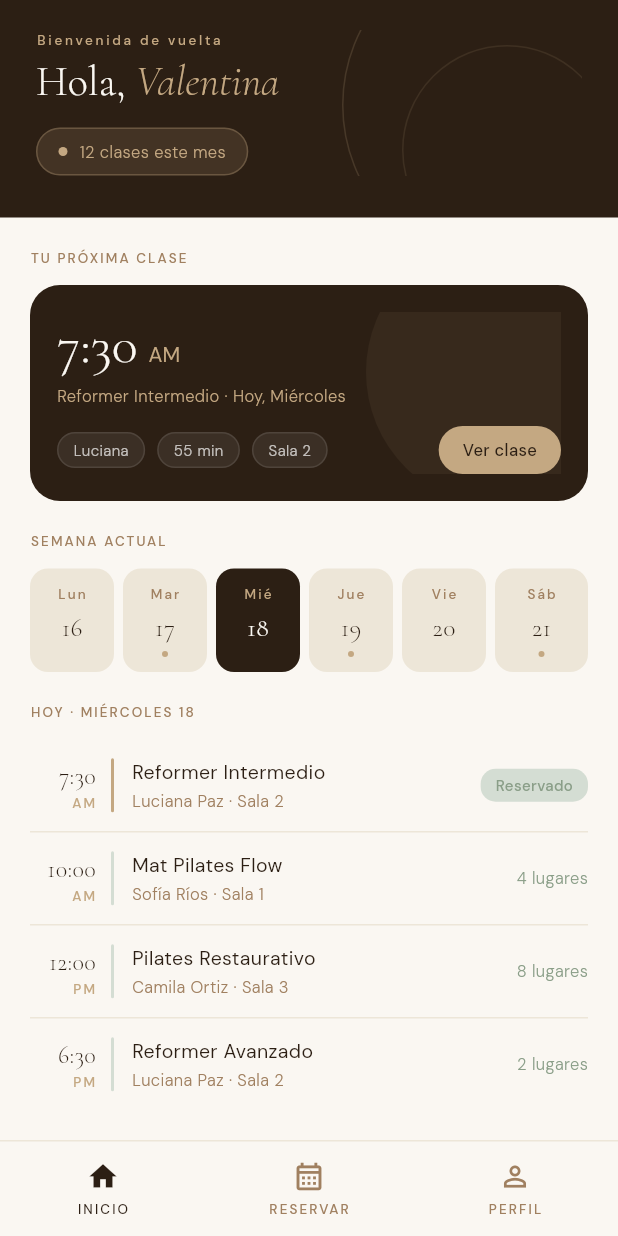
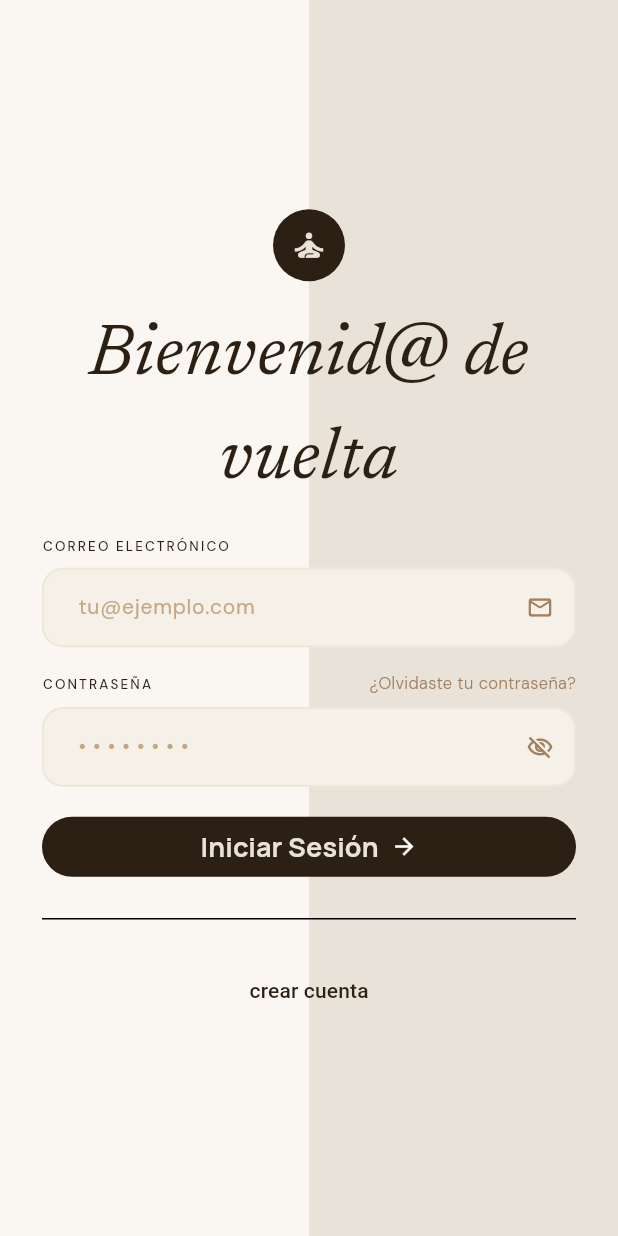
Before and after one commit to matifere/Kali-Studio-Client, a Flutter app: the screen it shows after launch, on a phone screen of 412 x 824 dp. Run offline on Flutter 3.47's test engine with Material 3 defaults, Android fonts, the phone set to English and light mode, and no system bars; our stand-ins replace google_fonts.

Commit message:
estetica de logeo

```diff
--- /dev/null
+++ b/lib/auth/log_in.dart
@@ -0,0 +1,133 @@
+import 'package:flutter/material.dart';
+import 'package:kali_studio/screens/main_shell.dart';
+import 'package:kali_studio/theme/kali_text_field.dart';
+import 'package:kali_studio/theme/kali_theme.dart';
+
+class LogIn extends StatefulWidget {
+  const LogIn({super.key});
+
+  @override
+  State<LogIn> createState() => _LogInState();
+}
+
+class _LogInState extends State<LogIn> {
+  final _emailController = TextEditingController();
+
+  final _passController = TextEditingController();
+
+  bool _showPassword = false;
+
+  @override
+  Widget build(BuildContext context) {
+    return Scaffold(
+      body: Stack(
+        children: [
+          Align(
+            alignment: Alignment.centerRight,
+            child: Container(
+              color: KaliColors.background,
+              width: MediaQuery.of(context).size.width * .5,
+            ),
+          ),
+          SafeArea(
+            child: Center(
+              child: Padding(
+                padding: const EdgeInsets.symmetric(horizontal: 28.0),
+                child: Column(
+                  spacing: 16,
+                  children: [
+                    const Spacer(),
+                    const UpperLogo(),
+                    Text(
+                      "Bienvenid@ de vuelta",
+                      textAlign: TextAlign.center,
+                      style: KaliText.loginDisplay(KaliColors.espresso),
+                    ),
+                    KaliTextField(
+                      label: 'CORREO ELECTRÓNICO',
+                      hint: 'tu@ejemplo.com',
+                      suffixIcon: Icons.mail_outline_rounded,
+                      controller: _emailController,
+                    ),
+                    KaliTextField(
+                      label: 'CONTRASEÑA',
+                      hint: '• • • • • • • •',
+                      suffixIcon: _showPassword
+                          ? Icons.visibility_outlined
+                          : Icons.visibility_off_outlined,
+                      obscureText: !_showPassword,
+                      controller: _passController,
+                      actionLabel: '¿Olvidaste tu contraseña?',
+                      onActionTap: () {
+                        // navegar a recuperación
+                      },
+                      onSuffixTap: () {
+                        setState(() => _showPassword = !_showPassword);
+                      },
+                    ),
+                    FilledButton(
+                      onPressed: () {
+                        // TODO IMPLEMENTAR
+                        Navigator.of(context).push(MaterialPageRoute(
+                            builder: (context) => const MainShell()));
+                      },
+                      child: SizedBox(
+                          width: double.infinity,
+                          child: Center(
+                              child: Row(
+                            spacing: 8,
+                            mainAxisAlignment: MainAxisAlignment.center,
+                            children: [
+                              Text(
+                                'Iniciar Sesión',
+                                style:
+                                    KaliText.buttonText(KaliColors.background),
+                              ),
+                              const Icon(Icons.arrow_forward)
+                            ],
+                          ))),
+                    ),
+                    const Divider(),
+                    TextButton(
+                      child: const Text("crear cuenta"),
+                      onPressed: () {},
+                    ),
+                    const Spacer(),
+                  ],
+                ),
+              ),
+            ),
+          ),
+        ],
+      ),
+    );
+  }
+}
+
+class UpperLogo extends StatelessWidget {
+  const UpperLogo({
+    super.key,
+  });
+
+  @override
+  Widget build(BuildContext context) {
+    return Stack(
+      alignment: Alignment.center,
+      children: [
+        Container(
+          width: 48,
+          height: 48,
+          decoration: const BoxDecoration(
+            shape: BoxShape.circle,
+            color: KaliColors.espresso,
+          ),
+        ),
+        const Icon(
+          Icons.self_improvement,
+          color: KaliColors.background,
+          size: 25,
+        )
+      ],
+    );
+  }
+}
--- a/lib/main.dart
+++ b/lib/main.dart
@@ -1,7 +1,7 @@
 import 'package:flutter/material.dart';
 import 'package:flutter/services.dart';
+import 'package:kali_studio/auth/log_in.dart';
 import 'theme/kali_theme.dart';
-import 'screens/main_shell.dart';
 
 void main() {
   WidgetsFlutterBinding.ensureInitialized();
@@ -21,7 +21,7 @@ class KaliApp extends StatelessWidget {
       title: 'Kali Studio',
       theme: KaliTheme.theme,
       debugShowCheckedModeBanner: false,
-      home: const MainShell(),
+      home: const LogIn(),
     );
   }
 }
--- a/lib/models/models.dart
+++ b/lib/models/models.dart
@@ -3,8 +3,8 @@ class PilatesClass {
   final String id;
   final String name;
   final String instructor;
-  final String time;       // e.g. "07:30"
-  final String period;     // "AM" / "PM"
+  final String time; // e.g. "07:30"
+  final String period; // "AM" / "PM"
   final String room;
   final String level;
   final int durationMin;
@@ -55,11 +55,15 @@ class KaliData {
   static const List<PilatesClass> todayClasses = [
     PilatesClass(
       id: '1',
-      name: 'Reformer Intermedio',
+      name: 'hole peep',
       instructor: 'Luciana Paz',
-      time: '7:30', period: 'AM',
-      room: 'Sala 2', level: 'Intermedio',
-      durationMin: 55, totalSpots: 8, takenSpots: 8,
+      time: '7:30',
+      period: 'AM',
+      room: 'Sala 2',
+      level: 'Intermedio',
+      durationMin: 55,
+      totalSpots: 8,
+      takenSpots: 8,
       equipment: 'Reformer',
       description: 'Clase de reformer para alumnas con base sólida. Trabajamos '
           'coordinación, control y fluidez de movimiento con secuencias dinámicas.',
@@ -69,33 +73,48 @@ class KaliData {
       id: '2',
       name: 'Mat Pilates Flow',
       instructor: 'Sofía Ríos',
-      time: '10:00', period: 'AM',
-      room: 'Sala 1', level: 'Todos los niveles',
-      durationMin: 50, totalSpots: 10, takenSpots: 6,
+      time: '10:00',
+      period: 'AM',
+      room: 'Sala 1',
+      level: 'Todos los niveles',
+      durationMin: 50,
+      totalSpots: 10,
+      takenSpots: 6,
       equipment: 'Mat',
-      description: 'Clase fluida en mat que combina principios clásicos del pilates '
+      description:
+          'Clase fluida en mat que combina principios clásicos del pilates '
           'con elementos de movilidad. Ideal para todos los niveles.',
     ),
     PilatesClass(
       id: '3',
       name: 'Pilates Restaurativo',
       instructor: 'Camila Ortiz',
-      time: '12:00', period: 'PM',
-      room: 'Sala 3', level: 'Principiante',
-      durationMin: 60, totalSpots: 8, takenSpots: 0,
+      time: '12:00',
+      period: 'PM',
+      room: 'Sala 3',
+      level: 'Principiante',
+      durationMin: 60,
+      totalSpots: 8,
+      takenSpots: 0,
       equipment: 'Mat + accesorios',
-      description: 'Sesión de pilates suave enfocada en recuperación, respiración '
+      description:
+          'Sesión de pilates suave enfocada en recuperación, respiración '
           'y reconexión corporal. Perfecta para comenzar o como descanso activo.',
     ),
     PilatesClass(
       id: '4',
       name: 'Reformer Avanzado',
       instructor: 'Luciana Paz',
-      time: '6:30', period: 'PM',
-      room: 'Sala 2', level: 'Avanzado',
-      durationMin: 55, totalSpots: 8, takenSpots: 6,
+      time: '6:30',
+      period: 'PM',
+      room: 'Sala 2',
+      level: 'Avanzado',
+      durationMin: 55,
+      totalSpots: 8,
+      takenSpots: 6,
       equipment: 'Reformer',
-      description: 'Clase de alta intensidad diseñada para alumnas con sólida base. '
+      description:
+          'Clase de alta intensidad diseñada para alumnas con sólida base. '
           'Trabajaremos fuerza, control y precisión con variaciones avanzadas.',
     ),
   ];
@@ -105,7 +124,8 @@ class KaliData {
     initials: 'LP',
     certification: 'STOTT Pilates certificada',
     yearsExp: 8,
-    bio: 'Especialista en reformer y Pilates clínico. Formada en Buenos Aires y '
+    bio:
+        'Especialista en reformer y Pilates clínico. Formada en Buenos Aires y '
         'certificada internacionalmente por STOTT. Su enfoque combina técnica '
         'precisa con una mirada holística del movimiento.',
   );
--- a/lib/screens/profile_screen.dart
+++ b/lib/screens/profile_screen.dart
@@ -136,11 +136,11 @@ class ProfileScreen extends StatelessWidget {
               ],
             ),
           ),
-          Icon(Icons.arrow_forward_ios, size: 12, color: KaliColors.clay),
+          const Icon(Icons.arrow_forward_ios, size: 12, color: KaliColors.clay),
         ],
       ),
     );
   }
 
-  Widget _divider() => Divider(color: KaliColors.sand2, height: 1);
+  Widget _divider() => const Divider(color: KaliColors.sand2, height: 1);
 }
--- /dev/null
+++ b/lib/theme/kali_text_field.dart
@@ -0,0 +1,95 @@
+import 'package:flutter/material.dart';
+import 'package:kali_studio/theme/kali_theme.dart';
+
+class KaliTextField extends StatelessWidget {
+  final String label;
+  final String hint;
+  final IconData suffixIcon;
+  final bool obscureText;
+  final TextEditingController? controller;
+  final VoidCallback? onSuffixTap;
+  final String? actionLabel;
+  final VoidCallback? onActionTap;
+
+  const KaliTextField({
+    super.key,
+    required this.label,
+    required this.hint,
+    required this.suffixIcon,
+    this.obscureText = false,
+    this.controller,
+    this.onSuffixTap,
+    this.actionLabel,
+    this.onActionTap,
+  });
+
+  @override
+  Widget build(BuildContext context) {
+    return Column(
+      crossAxisAlignment: CrossAxisAlignment.start,
+      children: [
+        // ── Fila de etiqueta + acción opcional ──
+        Row(
+          mainAxisAlignment: MainAxisAlignment.spaceBetween,
+          children: [
+            Text(
+              label,
+              style: KaliText.label(KaliColors.espresso),
+            ),
+            if (actionLabel != null)
+              GestureDetector(
+                onTap: onActionTap,
+                child: Text(
+                  actionLabel!,
+                  style: KaliText.caption(KaliColors.clayDark),
+                ),
+              ),
+          ],
+        ),
+
+        const SizedBox(height: 8),
+
+        // ── Campo de texto ──
+        TextField(
+          controller: controller,
+          obscureText: obscureText,
+          style: KaliText.body(KaliColors.espresso, size: 14),
+          cursorColor: KaliColors.clay,
+          decoration: InputDecoration(
+            hintText: hint,
+            hintStyle: KaliText.body(KaliColors.clay, size: 14),
+
+            // Fondo del campo
+            filled: true,
+            fillColor: KaliColors.sand,
+
+            // Icono derecho
+            suffixIcon: GestureDetector(
+              onTap: onSuffixTap,
+              child: Icon(
+                suffixIcon,
+                color: KaliColors.clayDark,
+                size: 18,
+              ),
+            ),
+
+            // Bordes
+            border: _border(KaliColors.sand2),
+            enabledBorder: _border(KaliColors.sand2),
+            focusedBorder: _border(KaliColors.clay),
+
+            contentPadding: const EdgeInsets.symmetric(
+              horizontal: 20,
+              vertical: 16,
+            ),
+          ),
+        ),
+      ],
+    );
+  }
+
+  OutlineInputBorder _border(Color color) => OutlineInputBorder(
+        borderRadius: BorderRadius.circular(14),
+        borderSide: BorderSide(color: color, width: 1.2),
+      );
+}
--- a/lib/theme/kali_theme.dart
+++ b/lib/theme/kali_theme.dart
@@ -3,46 +3,62 @@ import 'package:google_fonts/google_fonts.dart';
 
 // ─── Paleta de colores ────────────────────────────────────────────────────────
 class KaliColors {
-  static const Color espresso   = Color(0xFF2C1F14);
-  static const Color espressoL  = Color(0xFF3D2B1A);
-  static const Color clay       = Color(0xFFC4A882);
-  static const Color clayDark   = Color(0xFFA08060);
-  static const Color sand       = Color(0xFFF5F0E8);
-  static const Color sand2      = Color(0xFFEDE6D8);
-  static const Color sage       = Color(0xFF8A9E88);
-  static const Color sageLight  = Color(0xFFD4DDD3);
-  static const Color warmWhite  = Color(0xFFFAF7F2);
+  static const Color espresso = Color(0xFF2C1F14);
+  static const Color espressoL = Color(0xFF3D2B1A);
+  static const Color clay = Color(0xFFC4A882);
+  static const Color clayDark = Color(0xFFA08060);
+  static const Color sand = Color(0xFFF5F0E8);
+  static const Color sand2 = Color(0xFFEDE6D8);
+  static const Color sage = Color(0xFF8A9E88);
+  static const Color sageLight = Color(0xFFD4DDD3);
+  static const Color warmWhite = Color(0xFFFAF7F2);
   static const Color background = Color(0xFFE8E2D8);
 }
 
 // ─── TextStyles ───────────────────────────────────────────────────────────────
 class KaliText {
   static TextStyle display(Color color) => GoogleFonts.cormorantGaramond(
-    fontSize: 36, fontWeight: FontWeight.w300,
-    color: color, fontStyle: FontStyle.italic,
+        fontSize: 36,
+        fontWeight: FontWeight.w300,
+        color: color,
+        fontStyle: FontStyle.italic,
       );
+
+  static TextStyle loginDisplay(Color color) => GoogleFonts.newsreader(
+      fontSize: 48, color: color, fontStyle: FontStyle.italic);
+  static TextStyle buttonText(Color color) => GoogleFonts.manrope(
+      fontSize: 18, color: color, fontWeight: FontWeight.bold);
 
   static TextStyle heading(Color color, {double size = 24}) =>
       GoogleFonts.cormorantGaramond(
-      fontSize: size, fontWeight: FontWeight.w300, color: color,
+        fontSize: size,
+        fontWeight: FontWeight.w300,
+        color: color,
       );
 
   static TextStyle headingItalic(Color color, {double size = 26}) =>
       GoogleFonts.cormorantGaramond(
-      fontSize: size, fontWeight: FontWeight.w300,
-      color: color, fontStyle: FontStyle.italic,
+        fontSize: size,
+        fontWeight: FontWeight.w300,
+        color: color,
+        fontStyle: FontStyle.italic,
       );
 
-  static TextStyle body(Color color, {double size = 13, FontWeight weight = FontWeight.w400}) =>
+  static TextStyle body(Color color,
+          {double size = 13, FontWeight weight = FontWeight.w400}) =>
       GoogleFonts.dmSans(fontSize: size, fontWeight: weight, color: color);
 
   static TextStyle label(Color color) => GoogleFonts.dmSans(
-    fontSize: 9, fontWeight: FontWeight.w500,
-    letterSpacing: 1.4, color: color,
+        fontSize: 9,
+        fontWeight: FontWeight.w500,
+        letterSpacing: 1.4,
+        color: color,
       );
 
   static TextStyle caption(Color color) => GoogleFonts.dmSans(
-    fontSize: 11, fontWeight: FontWeight.w300, color: color,
+        fontSize: 11,
+        fontWeight: FontWeight.w300,
+        color: color,
       );
 }
 
```
Also changed, not shown: lib/auth/register.dart (added). Lines whose indentation alone changed are shown as unchanged.
